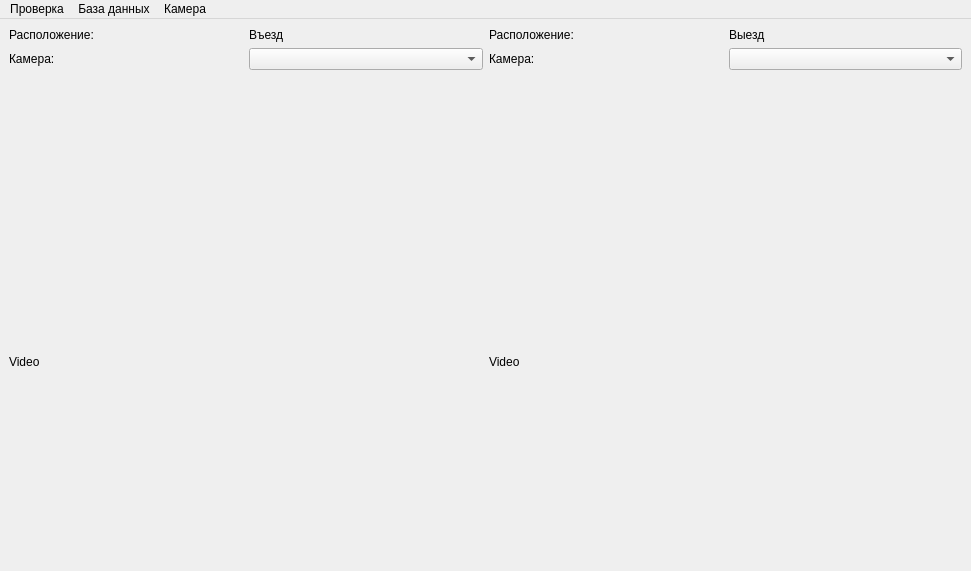
Above: main.ui from Dmitriev8822/checkpoint_control before the change. Below: the same form after it.
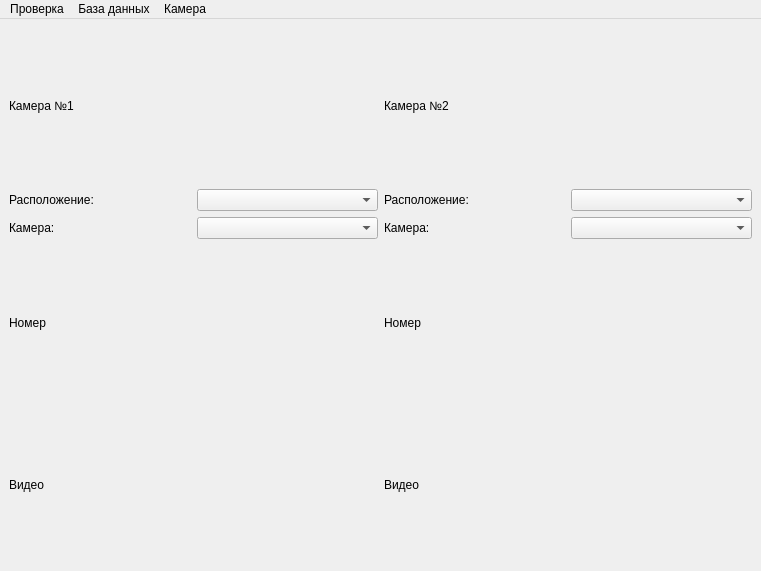
That is the form after the change. Icons and pictures are not drawn.

Commit message: New database (Postgresql). No test (maybe work), Monday evening.

```diff
--- a/main.ui
+++ b/main.ui
@@ -6,7 +6,7 @@
    <rect>
     <x>0</x>
     <y>0</y>
-    <width>971</width>
+    <width>761</width>
     <height>571</height>
    </rect>
   </property>
@@ -18,147 +18,147 @@
     <normaloff>logo.ico</normaloff>logo.ico</iconset>
   </property>
   <widget class="QWidget" name="centralwidget">
-   <layout class="QHBoxLayout" name="horizontalLayout_7">
+   <layout class="QHBoxLayout" name="horizontalLayout">
     <item>
-     <layout class="QVBoxLayout" name="verticalLayout" stretch="0,0,1,5">
+     <layout class="QHBoxLayout" name="HL_mainLayout">
       <item>
-       <layout class="QHBoxLayout" name="horizontalLayout_3">
+       <layout class="QVBoxLayout" name="VL_cameraBlock_1">
         <item>
-         <widget class="QLabel" name="label">
+         <widget class="QLabel" name="L_cameraName_1">
           <property name="text">
-           <string>Расположение:</string>
+           <string>Камера №1</string>
           </property>
          </widget>
         </item>
         <item>
-         <widget class="QLabel" name="cameraLocationL_1">
+         <layout class="QHBoxLayout" name="HL_cameraPosition_1">
+          <item>
+           <widget class="QLabel" name="L_cameraPosition_1">
+            <property name="text">
+             <string>Расположение:</string>
+            </property>
+           </widget>
+          </item>
+          <item>
+           <widget class="QComboBox" name="CB_cameraPosition_1">
+            <item>
+             <property name="text">
+              <string/>
+             </property>
+            </item>
+            <item>
+             <property name="text">
+              <string>Въезд</string>
+             </property>
+            </item>
+            <item>
+             <property name="text">
+              <string>Выезд</string>
+             </property>
+            </item>
+           </widget>
+          </item>
+         </layout>
+        </item>
+        <item>
+         <layout class="QHBoxLayout" name="HL_cameraIndex_1">
+          <item>
+           <widget class="QLabel" name="L_cameraIndex_1">
+            <property name="text">
+             <string>Камера:</string>
+            </property>
+           </widget>
+          </item>
+          <item>
+           <widget class="QComboBox" name="CB_cameraIndex_1"/>
+          </item>
+         </layout>
+        </item>
+        <item>
+         <widget class="QLabel" name="L_resultPlateOut_1">
           <property name="text">
-           <string>Въезд</string>
+           <string>Номер</string>
           </property>
          </widget>
         </item>
-       </layout>
-      </item>
-      <item>
-       <layout class="QHBoxLayout" name="horizontalLayout">
         <item>
-         <widget class="QLabel" name="cameraNameL_1">
+         <widget class="QLabel" name="L_videoOut_1">
           <property name="text">
-           <string>Камера:</string>
+           <string>Видео</string>
           </property>
          </widget>
         </item>
-        <item>
-         <widget class="QComboBox" name="cameraNameCB_1"/>
-        </item>
        </layout>
       </item>
       <item>
-       <widget class="QLabel" name="resultPlateOutL_1">
-        <property name="font">
-         <font>
-          <family>PT Root UI Medium</family>
-          <pointsize>18</pointsize>
-          <weight>50</weight>
-          <italic>false</italic>
-          <bold>false</bold>
-         </font>
-        </property>
-        <property name="styleSheet">
-         <string notr="true"/>
-        </property>
-        <property name="text">
-         <string/>
-        </property>
-        <property name="scaledContents">
-         <bool>false</bool>
-        </property>
-        <property name="alignment">
-         <set>Qt::AlignCenter</set>
-        </property>
-       </widget>
-      </item>
-      <item>
-       <widget class="QLabel" name="videoL_1">
-        <property name="text">
-         <string>Video</string>
-        </property>
-        <property name="scaledContents">
-         <bool>true</bool>
-        </property>
-       </widget>
-      </item>
-     </layout>
-    </item>
-    <item>
-     <layout class="QVBoxLayout" name="verticalLayout_2" stretch="0,0,1,5">
-      <item>
-       <layout class="QHBoxLayout" name="horizontalLayout_4">
+       <layout class="QVBoxLayout" name="VL_cameraBlock_2">
         <item>
-         <widget class="QLabel" name="cameraLocationL_2">
+         <widget class="QLabel" name="L_cameraName_2">
           <property name="text">
-           <string>Расположение:</string>
+           <string>Камера №2</string>
           </property>
          </widget>
         </item>
         <item>
-         <widget class="QLabel" name="label_2">
+         <layout class="QHBoxLayout" name="HL_cameraPosition_2">
+          <item>
+           <widget class="QLabel" name="L_cameraPosition_2">
+            <property name="text">
+             <string>Расположение:</string>
+            </property>
+           </widget>
+          </item>
+          <item>
+           <widget class="QComboBox" name="CB_cameraPosition_2">
+            <item>
+             <property name="text">
+              <string/>
+             </property>
+            </item>
+            <item>
+             <property name="text">
+              <string>Въезд</string>
+             </property>
+            </item>
+            <item>
+             <property name="text">
+              <string>Выезд</string>
+             </property>
+            </item>
+           </widget>
+          </item>
+         </layout>
+        </item>
+        <item>
+         <layout class="QHBoxLayout" name="HL_cameraIndex_2">
+          <item>
+           <widget class="QLabel" name="L_cameraIndex_2">
+            <property name="text">
+             <string>Камера:</string>
+            </property>
+           </widget>
+          </item>
+          <item>
+           <widget class="QComboBox" name="CB_cameraIndex_2"/>
+          </item>
+         </layout>
+        </item>
+        <item>
+         <widget class="QLabel" name="L_resultPlateOut_2">
           <property name="text">
-           <string>Выезд</string>
+           <string>Номер</string>
           </property>
          </widget>
         </item>
-       </layout>
-      </item>
-      <item>
-       <layout class="QHBoxLayout" name="horizontalLayout_2">
         <item>
-         <widget class="QLabel" name="cameraNameL_2">
+         <widget class="QLabel" name="L_videoOut_2">
           <property name="text">
-           <string>Камера:</string>
+           <string>Видео</string>
           </property>
          </widget>
         </item>
-        <item>
-         <widget class="QComboBox" name="cameraNameCB_2"/>
-        </item>
        </layout>
       </item>
-      <item>
-       <widget class="QLabel" name="resultPlateOutL_2">
-        <property name="font">
-         <font>
-          <family>PT Root UI Medium</family>
-          <pointsize>18</pointsize>
-          <weight>50</weight>
-          <italic>false</italic>
-          <bold>false</bold>
-         </font>
-        </property>
-        <property name="styleSheet">
-         <string notr="true"/>
-        </property>
-        <property name="text">
-         <string/>
-        </property>
-        <property name="scaledContents">
-         <bool>false</bool>
-        </property>
-        <property name="alignment">
-         <set>Qt::AlignCenter</set>
-        </property>
-       </widget>
-      </item>
-      <item>
-       <widget class="QLabel" name="videoL_2">
-        <property name="text">
-         <string>Video</string>
-        </property>
-        <property name="scaledContents">
-         <bool>true</bool>
-        </property>
-       </widget>
-      </item>
      </layout>
     </item>
    </layout>
@@ -168,31 +168,31 @@
     <rect>
      <x>0</x>
      <y>0</y>
-     <width>971</width>
+     <width>761</width>
      <height>26</height>
     </rect>
    </property>
-   <widget class="QMenu" name="menu">
+   <widget class="QMenu" name="M_checkWork">
     <property name="title">
      <string>Проверка</string>
     </property>
     <addaction name="actionImage"/>
    </widget>
-   <widget class="QMenu" name="menu_2">
+   <widget class="QMenu" name="M_database">
     <property name="title">
      <string>База данных</string>
     </property>
     <addaction name="action"/>
    </widget>
-   <widget class="QMenu" name="menu_3">
+   <widget class="QMenu" name="M_camera">
     <property name="title">
      <string>Камера</string>
     </property>
     <addaction name="action_2"/>
    </widget>
-   <addaction name="menu"/>
-   <addaction name="menu_2"/>
-   <addaction name="menu_3"/>
+   <addaction name="M_checkWork"/>
+   <addaction name="M_database"/>
+   <addaction name="M_camera"/>
   </widget>
   <action name="actionImage">
    <property name="text">
```
Left out of the diff: 30 changed lines with no effect on the pictures. The commit also changes 4 other files.
